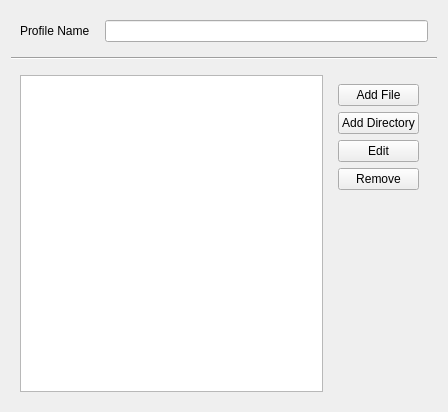
Before: the Qt Designer form src/gtatools-gui/src/src/gui/ProfileConfigWidget.ui in alemariusnexus/gtatools, drawn with Qt 5.
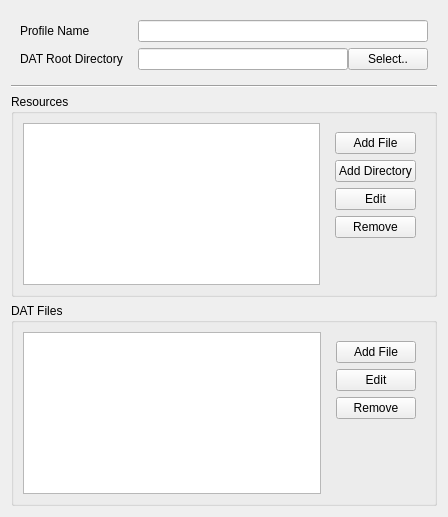
After: the same form once the commit is applied.

Commit message: - Changed gtatools-gui to use the new API. Now it should work again - Moved some code (DAT and IPL loading) from gtatools-test to libgta (to the Engine class) - Added "DAT root directory" and "DAT files" properties to gtatools-gui Profiles and made these properties configurable in the settings dialog - Added a tool to gtatools-gui to generate PVS data, using the new profile properties mentioned above

Diff of the .ui file:
```diff
--- a/src/gtatools-gui/src/src/gui/ProfileConfigWidget.ui
+++ b/src/gtatools-gui/src/src/gui/ProfileConfigWidget.ui
@@ -7,7 +7,7 @@
     <x>0</x>
     <y>0</y>
     <width>448</width>
-    <height>412</height>
+    <height>517</height>
    </rect>
   </property>
   <property name="windowTitle">
@@ -17,10 +17,13 @@
    <item>
     <widget class="QWidget" name="widget" native="true">
      <layout class="QFormLayout" name="formLayout">
+      <property name="fieldGrowthPolicy">
+       <enum>QFormLayout::ExpandingFieldsGrow</enum>
+      </property>
       <property name="horizontalSpacing">
        <number>15</number>
       </property>
-      <item row="0" column="0">
+      <item row="1" column="0">
        <widget class="QLabel" name="label">
         <property name="text">
          <string>Profile Name</string>
@@ -30,9 +33,38 @@
         </property>
        </widget>
       </item>
-      <item row="0" column="1">
+      <item row="1" column="1">
        <widget class="QLineEdit" name="nameField"/>
       </item>
+      <item row="2" column="0">
+       <widget class="QLabel" name="label_2">
+        <property name="text">
+         <string>DAT Root Directory</string>
+        </property>
+       </widget>
+      </item>
+      <item row="2" column="1">
+       <widget class="QWidget" name="widget_2" native="true">
+        <layout class="QHBoxLayout" name="horizontalLayout_3">
+         <property name="spacing">
+          <number>0</number>
+         </property>
+         <property name="margin">
+          <number>0</number>
+         </property>
+         <item>
+          <widget class="QLineEdit" name="datRootField"/>
+         </item>
+         <item>
+          <widget class="QPushButton" name="datRootChooseButton">
+           <property name="text">
+            <string>Select..</string>
+           </property>
+          </widget>
+         </item>
+        </layout>
+       </widget>
+      </item>
      </layout>
     </widget>
    </item>
@@ -44,13 +76,16 @@
     </widget>
    </item>
    <item>
-    <widget class="QWidget" name="widget_2" native="true">
+    <widget class="QGroupBox" name="groupBox_2">
      <property name="sizePolicy">
       <sizepolicy hsizetype="Preferred" vsizetype="Preferred">
        <horstretch>0</horstretch>
        <verstretch>1</verstretch>
       </sizepolicy>
      </property>
+     <property name="title">
+      <string>Resources</string>
+     </property>
      <layout class="QHBoxLayout" name="horizontalLayout">
       <item>
        <widget class="QListWidget" name="fileList">
@@ -109,6 +144,68 @@
      </layout>
     </widget>
    </item>
+   <item>
+    <widget class="QGroupBox" name="groupBox">
+     <property name="sizePolicy">
+      <sizepolicy hsizetype="Preferred" vsizetype="Preferred">
+       <horstretch>0</horstretch>
+       <verstretch>1</verstretch>
+      </sizepolicy>
+     </property>
+     <property name="title">
+      <string>DAT Files</string>
+     </property>
+     <layout class="QHBoxLayout" name="horizontalLayout_2">
+      <item>
+       <widget class="QListWidget" name="datFileList">
+        <property name="selectionMode">
+         <enum>QAbstractItemView::ExtendedSelection</enum>
+        </property>
+       </widget>
+      </item>
+      <item>
+       <widget class="QWidget" name="widget_4" native="true">
+        <layout class="QVBoxLayout" name="verticalLayout_3">
+         <item>
+          <widget class="QPushButton" name="datFileAddButton">
+           <property name="text">
+            <string>Add File</string>
+           </property>
+          </widget>
+         </item>
+         <item>
+          <widget class="QPushButton" name="datFileEditButton">
+           <property name="text">
+            <string>Edit</string>
+           </property>
+          </widget>
+         </item>
+         <item>
+          <widget class="QPushButton" name="datFileRemoveButton">
+           <property name="text">
+            <string>Remove</string>
+           </property>
+          </widget>
+         </item>
+         <item>
+          <spacer name="verticalSpacer_2">
+           <property name="orientation">
+            <enum>Qt::Vertical</enum>
+           </property>
+           <property name="sizeHint" stdset="0">
+            <size>
+             <width>20</width>
+             <height>40</height>
+            </size>
+           </property>
+          </spacer>
+         </item>
+        </layout>
+       </widget>
+      </item>
+     </layout>
+    </widget>
+   </item>
   </layout>
  </widget>
  <resources/>
```
The commit also changes 36 other files.
